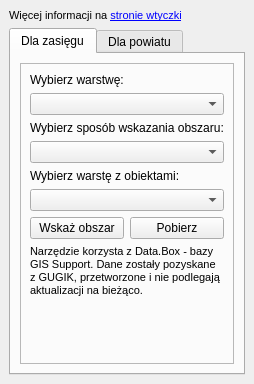
First picture: the form in gissupport_plugin/modules/data_downloader/bdot10k/bdot10k_dockwidget.ui, repository gis-support/gis-support-plugin, before the edit.
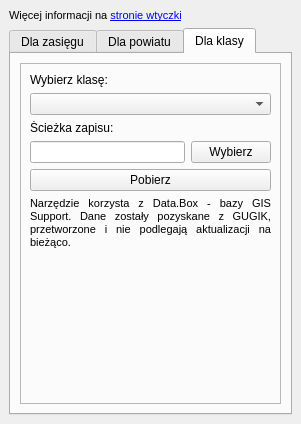
Second picture: the form after the edit. Custom widgets are drawn as their Qt base class.

The edit to the form file:
```diff
--- a/gissupport_plugin/modules/data_downloader/bdot10k/bdot10k_dockwidget.ui
+++ b/gissupport_plugin/modules/data_downloader/bdot10k/bdot10k_dockwidget.ui
@@ -2,6 +2,14 @@
 <ui version="4.0">
  <class>DockWidget</class>
  <widget class="QDockWidget" name="DockWidget">
+  <property name="geometry">
+   <rect>
+    <x>0</x>
+    <y>0</y>
+    <width>301</width>
+    <height>424</height>
+   </rect>
+  </property>
   <property name="windowTitle">
    <string>BDOT10k - Baza Danych Obiektów Topograficznych</string>
   </property>
@@ -38,7 +46,7 @@
        </sizepolicy>
       </property>
       <property name="currentIndex">
-       <number>0</number>
+       <number>2</number>
       </property>
       <widget class="QWidget" name="bounds">
        <attribute name="title">
@@ -283,6 +291,94 @@
         </item>
        </layout>
       </widget>
+      <widget class="QWidget" name="classTab">
+       <attribute name="title">
+        <string>Dla klasy</string>
+       </attribute>
+       <layout class="QVBoxLayout" name="verticalLayout_6">
+        <item>
+         <widget class="QFrame" name="classFrame">
+          <property name="frameShape">
+           <enum>QFrame::StyledPanel</enum>
+          </property>
+          <property name="frameShadow">
+           <enum>QFrame::Raised</enum>
+          </property>
+          <layout class="QVBoxLayout" name="verticalLayout_7">
+           <item>
+            <widget class="QLabel" name="classLabel">
+             <property name="text">
+              <string>Wybierz klasę:</string>
+             </property>
+            </widget>
+           </item>
+           <item>
+            <widget class="QComboBox" name="classComboBox"/>
+           </item>
+           <item>
+            <widget class="QLabel" name="downloadLabel">
+             <property name="text">
+              <string>Ścieżka zapisu:</string>
+             </property>
+            </widget>
+           </item>
+           <item>
+            <layout class="QHBoxLayout" name="horizontalLayout_2">
+             <item>
+              <widget class="QLineEdit" name="classFilePathLine"/>
+             </item>
+             <item>
+              <widget class="QPushButton" name="classBrowseButton">
+               <property name="text">
+                <string>Wybierz</string>
+               </property>
+              </widget>
+             </item>
+            </layout>
+           </item>
+           <item>
+            <widget class="QPushButton" name="classDownloadButton">
+             <property name="text">
+              <string>Pobierz</string>
+             </property>
+            </widget>
+           </item>
+           <item>
+            <widget class="QLabel" name="miscLabel">
+             <property name="font">
+              <font>
+               <pointsize>8</pointsize>
+              </font>
+             </property>
+             <property name="text">
+              <string>Narzędzie korzysta z Data.Box - bazy GIS Support. Dane zostały pozyskane z GUGIK, przetworzone i nie podlegają aktualizacji na bieżąco.</string>
+             </property>
+             <property name="alignment">
+              <set>Qt::AlignJustify|Qt::AlignVCenter</set>
+             </property>
+             <property name="wordWrap">
+              <bool>true</bool>
+             </property>
+            </widget>
+           </item>
+           <item>
+            <spacer name="verticalSpacer_3">
+             <property name="orientation">
+              <enum>Qt::Vertical</enum>
+             </property>
+             <property name="sizeHint" stdset="0">
+              <size>
+               <width>20</width>
+               <height>40</height>
+              </size>
+             </property>
+            </spacer>
+           </item>
+          </layout>
+         </widget>
+        </item>
+       </layout>
+      </widget>
      </widget>
     </item>
    </layout>
```
